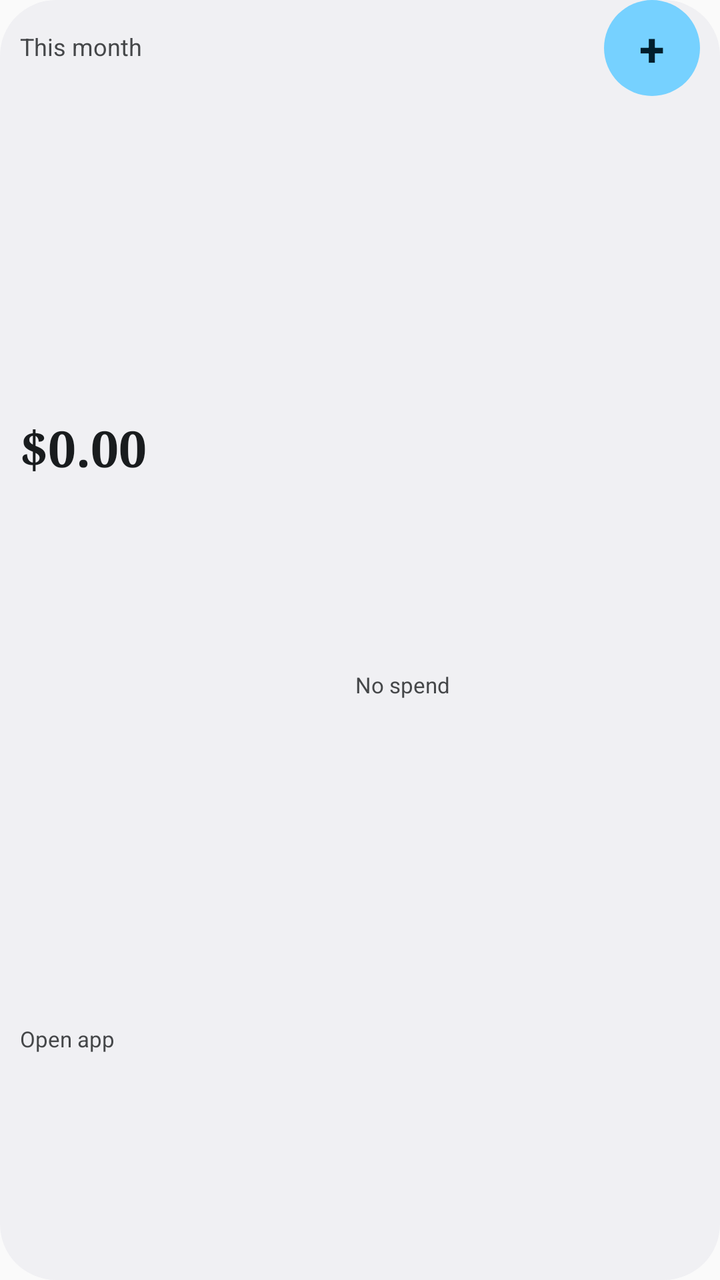
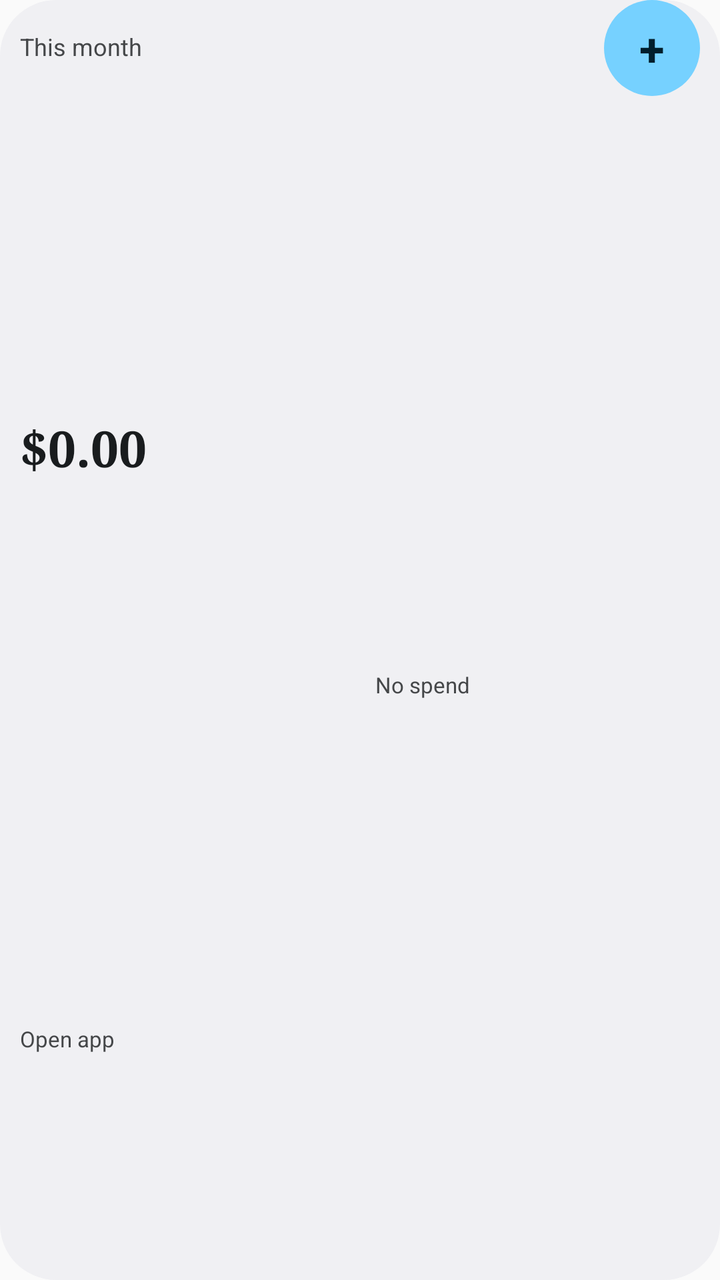

The first picture is an Android layout as it rendered before a commit; the second is the same layout after the commit. The layout source and the unified diff follow.
<!-- AndroidManifest.xml: application theme AppTheme -->
<!-- res/layout/widget_penny_wide.xml -->
<?xml version="1.0" encoding="utf-8"?>
<LinearLayout xmlns:android="http://schemas.android.com/apk/res/android"
    android:id="@+id/widget_root"
    android:layout_width="match_parent"
    android:layout_height="match_parent"
    android:background="@drawable/widget_penny_card_background"
    android:orientation="vertical"
    android:paddingLeft="10dp"
    android:paddingRight="10dp"
    android:paddingBottom="2dp">

    <LinearLayout
        android:layout_width="match_parent"
        android:layout_height="48dp"
        android:gravity="center_vertical"
        android:orientation="horizontal">

        <TextView
            android:id="@+id/widget_spent_label"
            android:layout_width="0dp"
            android:layout_height="match_parent"
            android:layout_weight="1"
            android:autoSizeMaxTextSize="12sp"
            android:autoSizeMinTextSize="9sp"
            android:autoSizeStepGranularity="1sp"
            android:autoSizeTextType="uniform"
            android:ellipsize="end"
            android:gravity="center_vertical"
            android:includeFontPadding="false"
            android:maxLines="2"
            android:text="@string/widget_spent_this_month"
            android:textColor="@color/widget_on_surface_inverse_muted" />

        <TextView
            android:id="@+id/widget_add_button"
            android:layout_width="48dp"
            android:layout_height="48dp"
            android:background="@drawable/widget_penny_quick_add_background"
            android:contentDescription="@string/widget_quick_add_description"
            android:autoSizeMaxTextSize="23sp"
            android:autoSizeMinTextSize="14sp"
            android:autoSizeStepGranularity="1sp"
            android:autoSizeTextType="uniform"
            android:gravity="center"
            android:text="@string/widget_quick_add"
            android:textColor="@color/widget_on_quick_add"
            android:textStyle="bold" />
    </LinearLayout>

    <LinearLayout
        android:layout_width="match_parent"
        android:layout_height="0dp"
        android:layout_weight="1"
        android:orientation="horizontal">

        <LinearLayout
            android:layout_width="0dp"
            android:layout_height="match_parent"
            android:layout_weight="1"
            android:orientation="vertical"
            android:paddingRight="6dp">

            <TextView
                android:id="@+id/widget_amount"
                android:layout_width="match_parent"
                android:layout_height="0dp"
                android:layout_weight="3"
                android:autoSizeMaxTextSize="25sp"
                android:autoSizeMinTextSize="8sp"
                android:autoSizeStepGranularity="1sp"
                android:autoSizeTextType="uniform"
                android:ellipsize="end"
                android:fontFamily="serif"
                android:gravity="center_vertical"
                android:includeFontPadding="false"
                android:maxLines="1"
                android:text="@string/widget_amount_fallback"
                android:textColor="@color/widget_on_surface_inverse"
                android:textStyle="bold" />

            <TextView
                android:id="@+id/widget_count"
                android:layout_width="match_parent"
                android:layout_height="0dp"
                android:layout_weight="2"
                android:autoSizeMaxTextSize="11sp"
                android:autoSizeMinTextSize="8sp"
                android:autoSizeStepGranularity="1sp"
                android:autoSizeTextType="uniform"
                android:ellipsize="end"
                android:gravity="center_vertical"
                android:includeFontPadding="false"
                android:maxLines="1"
                android:text="@string/widget_open_app"
                android:textColor="@color/widget_on_surface_inverse_muted" />
        </LinearLayout>

        <TextView
            android:id="@+id/widget_categories"
            android:layout_width="0dp"
            android:layout_height="match_parent"
            android:layout_weight="1.1"
            android:autoSizeMaxTextSize="11sp"
            android:autoSizeMinTextSize="7sp"
            android:autoSizeStepGranularity="1sp"
            android:autoSizeTextType="uniform"
            android:ellipsize="end"
            android:gravity="center_vertical"
            android:includeFontPadding="false"
            android:maxLines="3"
            android:paddingLeft="6dp"
            android:text="@string/widget_no_spend"
            android:textColor="@color/widget_on_surface_inverse_muted" />
    </LinearLayout>
</LinearLayout>
<!-- resources referenced by this layout -->
<resources>
  <color name="widget_on_quick_add">#002117</color>
  <color name="widget_on_surface_inverse">#1A1C1A</color>
  <color name="widget_on_surface_inverse_muted">#454945</color>
  <!-- drawable widget_penny_card_background (drawable) -->
  <?xml version="1.0" encoding="utf-8"?>
  <shape xmlns:android="http://schemas.android.com/apk/res/android" android:shape="rectangle">
      <solid android:color="@color/widget_surface_inverse" />
      <corners android:radius="28dp" />
  </shape>
  <!-- drawable widget_penny_quick_add_background (drawable) -->
  <?xml version="1.0" encoding="utf-8"?>
  <shape xmlns:android="http://schemas.android.com/apk/res/android" android:shape="rectangle">
      <solid android:color="@color/widget_quick_add" />
      <corners android:radius="24dp" />
  </shape>
  <string name="widget_amount_fallback">$0.00</string>
  <string name="widget_no_spend">No spend</string>
  <string name="widget_open_app">Open app</string>
  <string name="widget_quick_add">+</string>
  <string name="widget_quick_add_description">Add a transaction</string>
  <string name="widget_spent_this_month">This month</string>
  <style name="AppTheme" parent="android:style/Theme.Material.Light.NoActionBar">
          <item name="android:statusBarColor">@android:color/transparent</item>
          <item name="android:navigationBarColor">@android:color/transparent</item>
          <item name="android:windowLightStatusBar">true</item>
      </style>
  <color name="widget_surface_inverse">#F6F7F4</color>
  <color name="widget_quick_add">#B6F2D2</color>
</resources>

<!-- the commit's change to res/layout/widget_penny_wide.xml (unified diff, before → after) -->
@@ -56,9 +56,9 @@
         <LinearLayout
             android:layout_width="0dp"
             android:layout_height="match_parent"
-            android:layout_weight="1"
+            android:layout_weight="1.15"
             android:orientation="vertical"
-            android:paddingRight="6dp">
+            android:paddingRight="4dp">
 
             <TextView
                 android:id="@+id/widget_amount"
@@ -66,7 +66,7 @@
                 android:layout_height="0dp"
                 android:layout_weight="3"
                 android:autoSizeMaxTextSize="25sp"
-                android:autoSizeMinTextSize="8sp"
+                android:autoSizeMinTextSize="7sp"
                 android:autoSizeStepGranularity="1sp"
                 android:autoSizeTextType="uniform"
                 android:ellipsize="end"
@@ -108,7 +108,7 @@
             android:gravity="center_vertical"
             android:includeFontPadding="false"
             android:maxLines="3"
-            android:paddingLeft="6dp"
+            android:paddingLeft="4dp"
             android:text="@string/widget_no_spend"
             android:textColor="@color/widget_on_surface_inverse_muted" />
     </LinearLayout>
